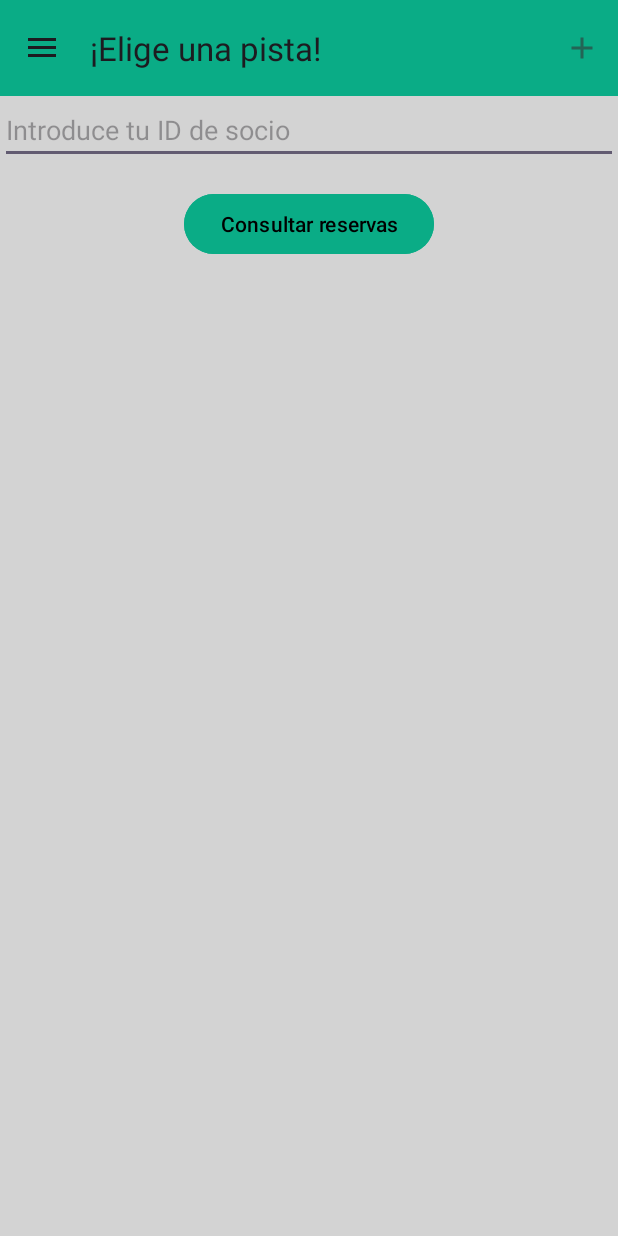
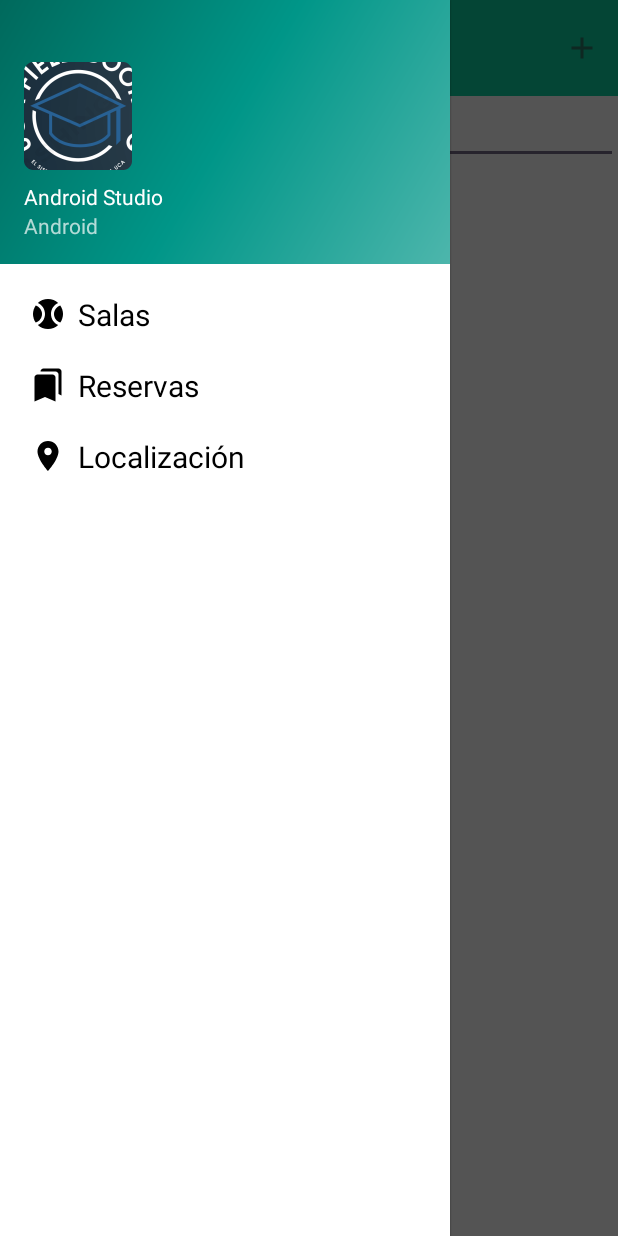
Before and after one commit to PabloReyesTorrejon/UCAFieldBookingAndroid, an Android app: the Reservas screen opened directly, with no data from a screen before it, after a tap on "Open navigation drawer", on a phone screen of 412 x 824 dp. Run offline under Robolectric (Android 15) with nearby library versions, the phone set to English and light mode, and no system bars.

Commit message:
Nav Drawer Reservas

```diff
--- a/app/src/main/java/es/uca/ucafieldbookingandroid/Reservas.kt
+++ b/app/src/main/java/es/uca/ucafieldbookingandroid/Reservas.kt
@@ -1,6 +1,7 @@
 package es.uca.ucafieldbookingandroid
 
 import Reserva
+import android.app.Activity
 import android.content.Intent
 import android.os.Bundle
 import android.transition.TransitionManager
@@ -10,7 +11,9 @@ import android.view.MenuItem
 import android.view.View
 import android.widget.Button
 import android.widget.EditText
+import android.widget.ImageView
 import android.widget.RelativeLayout
+import android.widget.TextView
 import android.widget.Toast
 import androidx.appcompat.widget.Toolbar
 import androidx.activity.enableEdgeToEdge
@@ -41,11 +44,19 @@ class Reservas : AppCompatActivity() {
     private lateinit var adapter: ReservaAdapter
     private lateinit var drawerLayout: DrawerLayout
     private lateinit var toggle: ActionBarDrawerToggle
+
+    private lateinit var salas: TextView
+    private lateinit var vistaReservas: TextView
+    private lateinit var local: TextView
     override fun onCreate(savedInstanceState: Bundle?) {
         super.onCreate(savedInstanceState)
         setContentView(R.layout.activity_reservas)
         val toolbar: Toolbar = findViewById(R.id.my_toolbar)
         setSupportActionBar(toolbar)
+
+        salas = findViewById(R.id.boton_salas)
+        vistaReservas = findViewById(R.id.boton_reservas)
+        local = findViewById(R.id.boton_local)
 
         drawerLayout = findViewById(R.id.drawer_layout)
         toggle = ActionBarDrawerToggle(this, drawerLayout, toolbar, R.string.navigation_drawer_open, R.string.navigation_drawer_close)
@@ -79,6 +90,18 @@ class Reservas : AppCompatActivity() {
                 // Muestra un mensaje de error al usuario indicando que el campo está vacío
                 Toast.makeText(this, "Por favor, introduce un ID de usuario", Toast.LENGTH_SHORT).show()
             }
+        }
+
+        salas.setOnClickListener{
+            redirectActivity(this@Reservas, Salas::class.java)
+        }
+
+        vistaReservas.setOnClickListener{
+            redirectActivity(this@Reservas, Reservas::class.java)
+        }
+
+        local.setOnClickListener{
+            redirectActivity(this@Reservas, Salas::class.java)
         }
     }
 
@@ -120,4 +143,26 @@ class Reservas : AppCompatActivity() {
             else -> return super.onOptionsItemSelected(item)
         }
     }
+
+    fun openDrawer(drawerLayout: DrawerLayout) {
+        drawerLayout.openDrawer(GravityCompat.START)
+    }
+
+    fun closeDrawer(drawerlayout: DrawerLayout){
+        if(drawerlayout.isDrawerOpen(GravityCompat.START)){
+            drawerLayout.closeDrawer(GravityCompat.START)
+        }
+    }
+
+    fun redirectActivity(activity: Activity, secondActivity: Class<*>) {
+        val intent = Intent(activity, secondActivity)
+        intent.flags = Intent.FLAG_ACTIVITY_NEW_TASK
+        activity.startActivity(intent)
+        /*activity.finish()*/
+    }
+
+    override fun onPause() {
+        super.onPause()
+        closeDrawer(drawerLayout)
+    }
 }
--- a/app/src/main/res/layout/activity_reservas.xml
+++ b/app/src/main/res/layout/activity_reservas.xml
@@ -60,4 +60,15 @@
 
 
     </androidx.constraintlayout.widget.ConstraintLayout>
+
+    <RelativeLayout
+        android:layout_width="300dp"
+        android:layout_height="match_parent"
+        android:background="@color/white"
+        android:layout_gravity = "start">
+
+        <include
+            layout="@layout/nav_drawer"/>
+
+    </RelativeLayout>
 </androidx.drawerlayout.widget.DrawerLayout>
```
